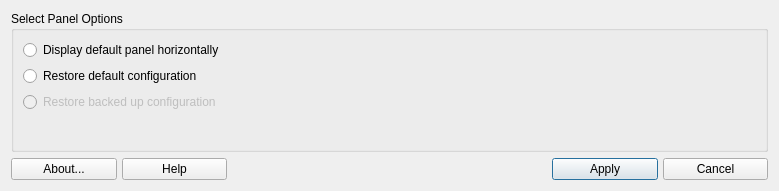
Qt form mxpanelorientation.ui (AdrianTM/mx-panel-orientation) before a commit.
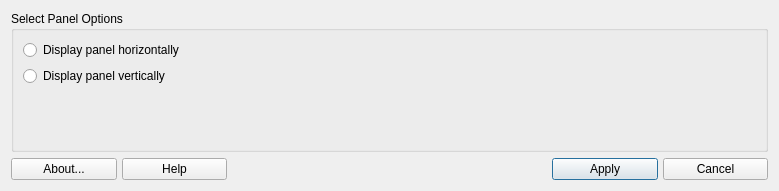
The same form after that commit. Icons and pictures are not drawn.

What changed in the file:
```diff
--- a/mxpanelorientation.ui
+++ b/mxpanelorientation.ui
@@ -23,24 +23,14 @@
       <item>
        <widget class="QRadioButton" name="radioHorizontalPanel">
         <property name="text">
-         <string>Display default panel horizontally</string>
+         <string>Display panel horizontally</string>
         </property>
        </widget>
       </item>
       <item>
        <widget class="QRadioButton" name="radioVerticalPanel">
         <property name="text">
-         <string>Restore default configuration</string>
-        </property>
-       </widget>
-      </item>
-      <item>
-       <widget class="QRadioButton" name="radioRestoreBackup">
-        <property name="enabled">
-         <bool>false</bool>
-        </property>
-        <property name="text">
-         <string>Restore backed up configuration</string>
+         <string>Display panel vertically</string>
         </property>
        </widget>
       </item>
```
